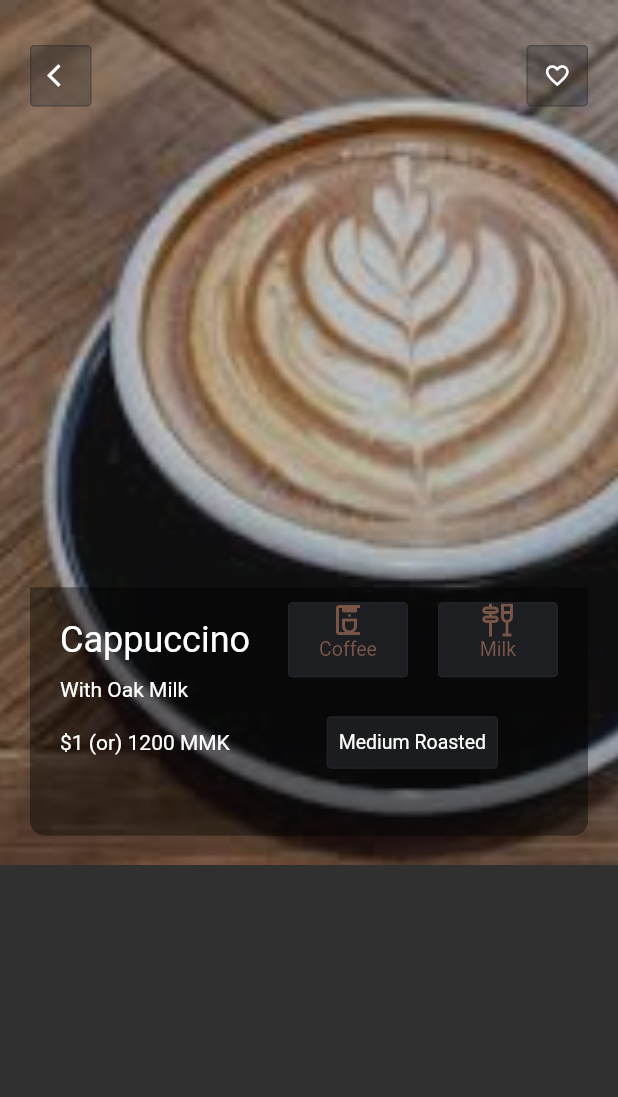
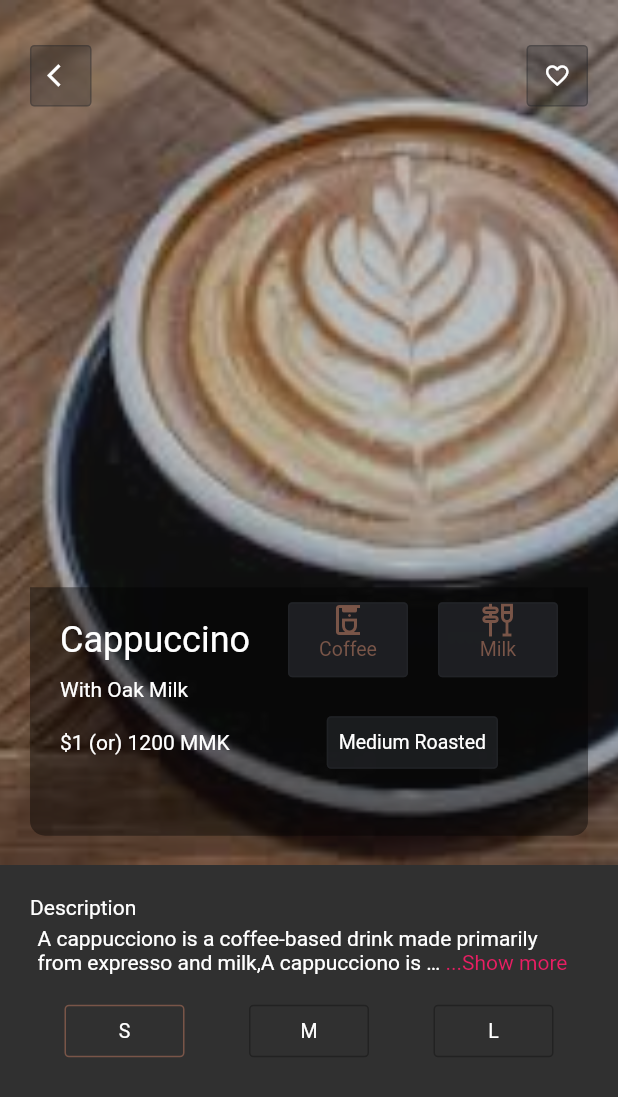
Before and after one commit to mmcodetester/coffee_ui, a Flutter app: the MyWidget screen opened directly, on a phone screen of 412 x 824 dp. Shown: the top 1097 px of the screen. Run offline on Flutter 3.47's test engine with Material 2 defaults, Android fonts, the phone set to English and light mode, and no system bars; drawn by our look-alikes of getwidget, readmore; network calls fail.

Commit message:
change ui

```diff
--- a/lib/ui/sections/get_single_item.dart
+++ b/lib/ui/sections/get_single_item.dart
@@ -1,6 +1,6 @@
 import 'package:flutter/material.dart';
-import 'package:getwidget/components/button/gf_icon_button.dart';
 import 'package:getwidget/getwidget.dart';
+import 'package:readmore/readmore.dart';
 
 class MyWidget extends StatefulWidget {
   const MyWidget({Key? key}) : super(key: key);
@@ -184,6 +184,70 @@ class _MyWidgetState extends State<MyWidget> {
               //     )
               //   ],
               // ),
+              const SizedBox(
+                height: 20,
+              ),
+              Row(
+                children: const [
+                  Padding(
+                    padding: EdgeInsets.only(left: 20.0),
+                    child: Text('Description'),
+                  ),
+                ],
+              ),
+              const Padding(
+                padding: EdgeInsets.only(top: 5.0, left: 25.0, right: 25.0),
+                child: ReadMoreText(
+                  'A cappucciono is a coffee-based drink made primarily from expresso and milk,A cappucciono is a coffee-based drink made primarily from expresso and milk',
+                  //trimLength: 20,
+                  trimLines: 2,
+                  colorClickableText: Colors.pink,
+                  trimMode: TrimMode.Line,
+                  trimCollapsedText: '...Show more',
+                  trimExpandedText: ' show less',
+                  style: TextStyle(color: Colors.white),
+                ),
+              ),
+              const SizedBox(
+                height: 20,
+              ),
+              Row(
+                mainAxisAlignment: MainAxisAlignment.spaceEvenly,
+                children: [
+                  GFButton(
+                    color: Colors.brown,
+                    type: GFButtonType.outline,
+                    onPressed: () {},
+                    child: const Text(
+                      "S",
+                      style: TextStyle(color: Colors.white),
+                    ),
+                  ),
+                  GFButton(
+                    color: Colors.black.withOpacity(0.3),
+                    type: GFButtonType.outline,
+                    onPressed: () {},
+                    child: const Text(
+                      "M",
+                      style: TextStyle(color: Colors.white),
+                    ),
+                  ),
+                  GFButton(
+                    color: Colors.black.withOpacity(0.3),
+                    type: GFButtonType.outline,
+                    onPressed: () {},
+                    child: const Text(
+                      "L",
+                      style: TextStyle(color: Colors.white),
+                    ),
+                  )
+                ],
+              )
+              // const ListTile(
+              //   subtitle: Text(
+              //       'A cappucciono is a coffee-based drink made primarily from expresso and milk'),
+              //   trailing: Text('...'),
+              // )
             ],
           );
         }),
--- a/pubspec.yaml
+++ b/pubspec.yaml
@@ -35,6 +35,7 @@ dependencies:
   # Use with the CupertinoIcons class for iOS style icons.
   cupertino_icons: ^1.0.2
   getwidget: ^2.0.4
+  readmore: ^2.1.0
 
 dev_dependencies:
   flutter_test:
```
Also changed, not shown: pubspec.lock.
